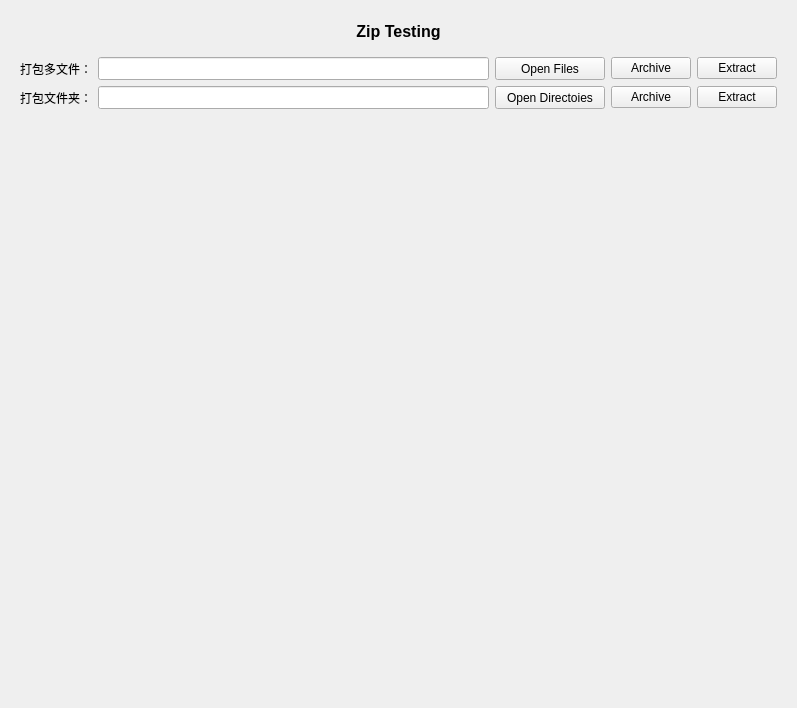
First picture: the form in QtGuiApplicationTest/QtGuiApplicationTest/MiscellaneousZip.ui, repository xautshuanglong/QtLearningRepository, before the edit.
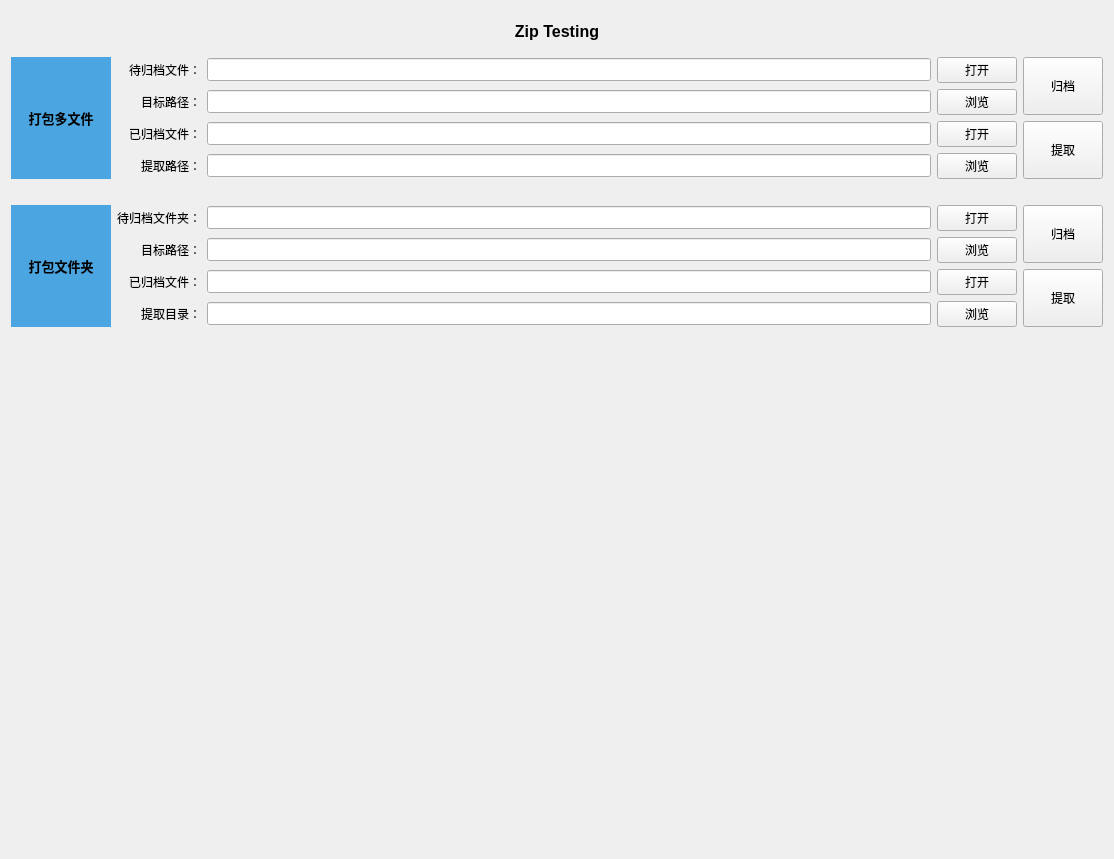
Second picture: the form after the edit. Custom widgets are drawn as their Qt base class.

The edit to the form file:
```diff
--- a/QtGuiApplicationTest/QtGuiApplicationTest/MiscellaneousZip.ui
+++ b/QtGuiApplicationTest/QtGuiApplicationTest/MiscellaneousZip.ui
@@ -6,8 +6,8 @@
    <rect>
     <x>0</x>
     <y>0</y>
-    <width>797</width>
-    <height>708</height>
+    <width>1114</width>
+    <height>859</height>
    </rect>
   </property>
   <property name="windowTitle">
@@ -43,27 +43,84 @@
    </item>
    <item>
     <layout class="QGridLayout" name="gridLayout">
-     <property name="leftMargin">
-      <number>9</number>
-     </property>
-     <property name="rightMargin">
-      <number>9</number>
-     </property>
+     <item row="4" column="0">
+      <spacer name="verticalSpacer_2">
+       <property name="orientation">
+        <enum>Qt::Vertical</enum>
+       </property>
+       <property name="sizeType">
+        <enum>QSizePolicy::Minimum</enum>
+       </property>
+       <property name="sizeHint" stdset="0">
+        <size>
+         <width>0</width>
+         <height>20</height>
+        </size>
+       </property>
+      </spacer>
+     </item>
+     <item row="6" column="1">
+      <widget class="QLabel" name="label_4">
+       <property name="text">
+        <string>目标路径：</string>
+       </property>
+       <property name="alignment">
+        <set>Qt::AlignRight|Qt::AlignTrailing|Qt::AlignVCenter</set>
+       </property>
+      </widget>
+     </item>
+     <item row="5" column="2">
+      <widget class="QLineEdit" name="leDirectoryArchive">
+       <property name="font">
+        <font>
+         <family>Consolas</family>
+         <pointsize>10</pointsize>
+        </font>
+       </property>
+      </widget>
+     </item>
      <item row="0" column="2">
-      <widget class="QPushButton" name="btnBrowseFiles">
-       <property name="sizePolicy">
-        <sizepolicy hsizetype="Preferred" vsizetype="Preferred">
-         <horstretch>0</horstretch>
-         <verstretch>0</verstretch>
-        </sizepolicy>
+      <widget class="QLineEdit" name="leFilesArchive">
+       <property name="font">
+        <font>
+         <family>Consolas</family>
+         <pointsize>10</pointsize>
+        </font>
        </property>
-       <property name="text">
-        <string>Open Files</string>
+      </widget>
+     </item>
+     <item row="1" column="2">
+      <widget class="QLineEdit" name="leZipFilesSave">
+       <property name="font">
+        <font>
+         <family>Consolas</family>
+         <pointsize>10</pointsize>
+        </font>
        </property>
       </widget>
      </item>
      <item row="1" column="1">
-      <widget class="QLineEdit" name="leDirectory">
+      <widget class="QLabel" name="label_2">
+       <property name="text">
+        <string>目标路径：</string>
+       </property>
+       <property name="alignment">
+        <set>Qt::AlignRight|Qt::AlignTrailing|Qt::AlignVCenter</set>
+       </property>
+      </widget>
+     </item>
+     <item row="5" column="1">
+      <widget class="QLabel" name="label_3">
+       <property name="text">
+        <string>待归档文件夹：</string>
+       </property>
+       <property name="alignment">
+        <set>Qt::AlignRight|Qt::AlignTrailing|Qt::AlignVCenter</set>
+       </property>
+      </widget>
+     </item>
+     <item row="6" column="2">
+      <widget class="QLineEdit" name="leZipDirectorySave">
        <property name="font">
         <font>
          <family>Consolas</family>
@@ -72,31 +129,34 @@
        </property>
       </widget>
      </item>
-     <item row="2" column="0">
-      <spacer name="verticalSpacer">
-       <property name="orientation">
-        <enum>Qt::Vertical</enum>
-       </property>
-       <property name="sizeHint" stdset="0">
-        <size>
-         <width>20</width>
-         <height>40</height>
-        </size>
-       </property>
-      </spacer>
-     </item>
      <item row="0" column="1">
-      <widget class="QLineEdit" name="leFilenames">
-       <property name="font">
-        <font>
-         <family>Consolas</family>
-         <pointsize>10</pointsize>
-        </font>
+      <widget class="QLabel" name="label">
+       <property name="text">
+        <string>待归档文件：</string>
+       </property>
+       <property name="alignment">
+        <set>Qt::AlignRight|Qt::AlignTrailing|Qt::AlignVCenter</set>
        </property>
       </widget>
      </item>
-     <item row="1" column="2">
-      <widget class="QPushButton" name="btnBrowseDirectory">
+     <item row="9" column="0">
+      <spacer name="verticalSpacer_1">
+       <property name="orientation">
+        <enum>Qt::Vertical</enum>
+       </property>
+       <property name="sizeType">
+        <enum>QSizePolicy::Expanding</enum>
+       </property>
+       <property name="sizeHint" stdset="0">
+        <size>
+         <width>0</width>
+         <height>10</height>
+        </size>
+       </property>
+      </spacer>
+     </item>
+     <item row="0" column="0" rowspan="4">
+      <widget class="QLabel" name="lbArchiveDirectories">
        <property name="sizePolicy">
         <sizepolicy hsizetype="Minimum" vsizetype="Preferred">
          <horstretch>0</horstretch>
@@ -105,54 +165,239 @@
        </property>
        <property name="minimumSize">
         <size>
-         <width>110</width>
+         <width>100</width>
          <height>0</height>
         </size>
        </property>
-       <property name="text">
-        <string>Open Directoies</string>
+       <property name="font">
+        <font>
+         <pointsize>10</pointsize>
+         <weight>75</weight>
+         <bold>true</bold>
+        </font>
        </property>
-      </widget>
-     </item>
-     <item row="0" column="0">
-      <widget class="QLabel" name="lbArchiveDirectories">
-       <property name="text">
-        <string>打包多文件：</string>
+       <property name="styleSheet">
+        <string notr="true">QLabel
+{
+	background-color: rgb(75,165,224);
+}</string>
        </property>
-      </widget>
-     </item>
-     <item row="1" column="3">
-      <widget class="QPushButton" name="btnDirectoryArchive">
        <property name="text">
-        <string>Archive</string>
+        <string>打包多文件</string>
        </property>
+       <property name="alignment">
+        <set>Qt::AlignCenter</set>
+       </property>
       </widget>
      </item>
-     <item row="0" column="3">
-      <widget class="QPushButton" name="btnFilesArchive">
+     <item row="2" column="1">
+      <widget class="QLabel" name="label_5">
        <property name="text">
-        <string>Archive</string>
+        <string>已归档文件：</string>
        </property>
+       <property name="alignment">
+        <set>Qt::AlignRight|Qt::AlignTrailing|Qt::AlignVCenter</set>
+       </property>
       </widget>
      </item>
-     <item row="1" column="0">
+     <item row="5" column="0" rowspan="4">
       <widget class="QLabel" name="lbArchiveFiles">
+       <property name="font">
+        <font>
+         <pointsize>10</pointsize>
+         <weight>75</weight>
+         <bold>true</bold>
+        </font>
+       </property>
+       <property name="styleSheet">
+        <string notr="true">QLabel
+{
+	background-color: rgb(75,165,224);
+}</string>
+       </property>
        <property name="text">
-        <string>打包文件夹：</string>
+        <string>打包文件夹</string>
        </property>
+       <property name="alignment">
+        <set>Qt::AlignCenter</set>
+       </property>
       </widget>
      </item>
-     <item row="1" column="4">
+     <item row="7" column="2">
+      <widget class="QLineEdit" name="leZipDirectoryOpen">
+       <property name="font">
+        <font>
+         <family>Consolas</family>
+         <pointsize>10</pointsize>
+        </font>
+       </property>
+      </widget>
+     </item>
+     <item row="3" column="1">
+      <widget class="QLabel" name="label_6">
+       <property name="text">
+        <string>提取路径：</string>
+       </property>
+       <property name="alignment">
+        <set>Qt::AlignRight|Qt::AlignTrailing|Qt::AlignVCenter</set>
+       </property>
+      </widget>
+     </item>
+     <item row="8" column="2">
+      <widget class="QLineEdit" name="leDirectoryExtract">
+       <property name="font">
+        <font>
+         <family>Consolas</family>
+         <pointsize>10</pointsize>
+        </font>
+       </property>
+      </widget>
+     </item>
+     <item row="7" column="1">
+      <widget class="QLabel" name="label_7">
+       <property name="text">
+        <string>已归档文件：</string>
+       </property>
+       <property name="alignment">
+        <set>Qt::AlignRight|Qt::AlignTrailing|Qt::AlignVCenter</set>
+       </property>
+      </widget>
+     </item>
+     <item row="3" column="2">
+      <widget class="QLineEdit" name="leFilesExtract">
+       <property name="font">
+        <font>
+         <family>Consolas</family>
+         <pointsize>10</pointsize>
+        </font>
+       </property>
+      </widget>
+     </item>
+     <item row="2" column="2">
+      <widget class="QLineEdit" name="leZipFilesOpen">
+       <property name="font">
+        <font>
+         <family>Consolas</family>
+         <pointsize>10</pointsize>
+        </font>
+       </property>
+      </widget>
+     </item>
+     <item row="8" column="1">
+      <widget class="QLabel" name="label_8">
+       <property name="text">
+        <string>提取目录：</string>
+       </property>
+       <property name="alignment">
+        <set>Qt::AlignRight|Qt::AlignTrailing|Qt::AlignVCenter</set>
+       </property>
+      </widget>
+     </item>
+     <item row="0" column="3">
+      <widget class="QPushButton" name="btnFilesArchiveOpen">
+       <property name="text">
+        <string>打开</string>
+       </property>
+      </widget>
+     </item>
+     <item row="1" column="3">
+      <widget class="QPushButton" name="btnFilesArchiveBrowse">
+       <property name="text">
+        <string>浏览</string>
+       </property>
+      </widget>
+     </item>
+     <item row="2" column="3">
+      <widget class="QPushButton" name="btnFilesExtractOpen">
+       <property name="text">
+        <string>打开</string>
+       </property>
+      </widget>
+     </item>
+     <item row="3" column="3">
+      <widget class="QPushButton" name="btnFilesExtractBrowse">
+       <property name="text">
+        <string>浏览</string>
+       </property>
+      </widget>
+     </item>
+     <item row="8" column="3">
+      <widget class="QPushButton" name="btnDirectoryExtractBrowse">
+       <property name="text">
+        <string>浏览</string>
+       </property>
+      </widget>
+     </item>
+     <item row="7" column="3">
+      <widget class="QPushButton" name="btnDirectoryExtractOpen">
+       <property name="text">
+        <string>打开</string>
+       </property>
+      </widget>
+     </item>
+     <item row="6" column="3">
+      <widget class="QPushButton" name="btnDirectoryArchiveBrowse">
+       <property name="text">
+        <string>浏览</string>
+       </property>
+      </widget>
+     </item>
+     <item row="5" column="3">
+      <widget class="QPushButton" name="btnDirectoryArchiveOpen">
+       <property name="text">
+        <string>打开</string>
+       </property>
+      </widget>
+     </item>
+     <item row="7" column="4" rowspan="2">
       <widget class="QPushButton" name="btnDirectoryExtract">
+       <property name="sizePolicy">
+        <sizepolicy hsizetype="Minimum" vsizetype="Expanding">
+         <horstretch>0</horstretch>
+         <verstretch>0</verstretch>
+        </sizepolicy>
+       </property>
        <property name="text">
-        <string>Extract</string>
+        <string>提取</string>
        </property>
       </widget>
      </item>
-     <item row="0" column="4">
+     <item row="5" column="4" rowspan="2">
+      <widget class="QPushButton" name="btnDirectoryArchive">
+       <property name="sizePolicy">
+        <sizepolicy hsizetype="Minimum" vsizetype="Expanding">
+         <horstretch>0</horstretch>
+         <verstretch>0</verstretch>
+        </sizepolicy>
+       </property>
+       <property name="text">
+        <string>归档</string>
+       </property>
+      </widget>
+     </item>
+     <item row="2" column="4" rowspan="2">
       <widget class="QPushButton" name="btnFilesExtract">
+       <property name="sizePolicy">
+        <sizepolicy hsizetype="Minimum" vsizetype="Expanding">
+         <horstretch>0</horstretch>
+         <verstretch>0</verstretch>
+        </sizepolicy>
+       </property>
        <property name="text">
-        <string>Extract</string>
+        <string>提取</string>
+       </property>
+      </widget>
+     </item>
+     <item row="0" column="4" rowspan="2">
+      <widget class="QPushButton" name="btnFilesArchive">
+       <property name="sizePolicy">
+        <sizepolicy hsizetype="Minimum" vsizetype="Expanding">
+         <horstretch>0</horstretch>
+         <verstretch>0</verstretch>
+        </sizepolicy>
+       </property>
+       <property name="text">
+        <string>归档</string>
        </property>
       </widget>
      </item>
```
